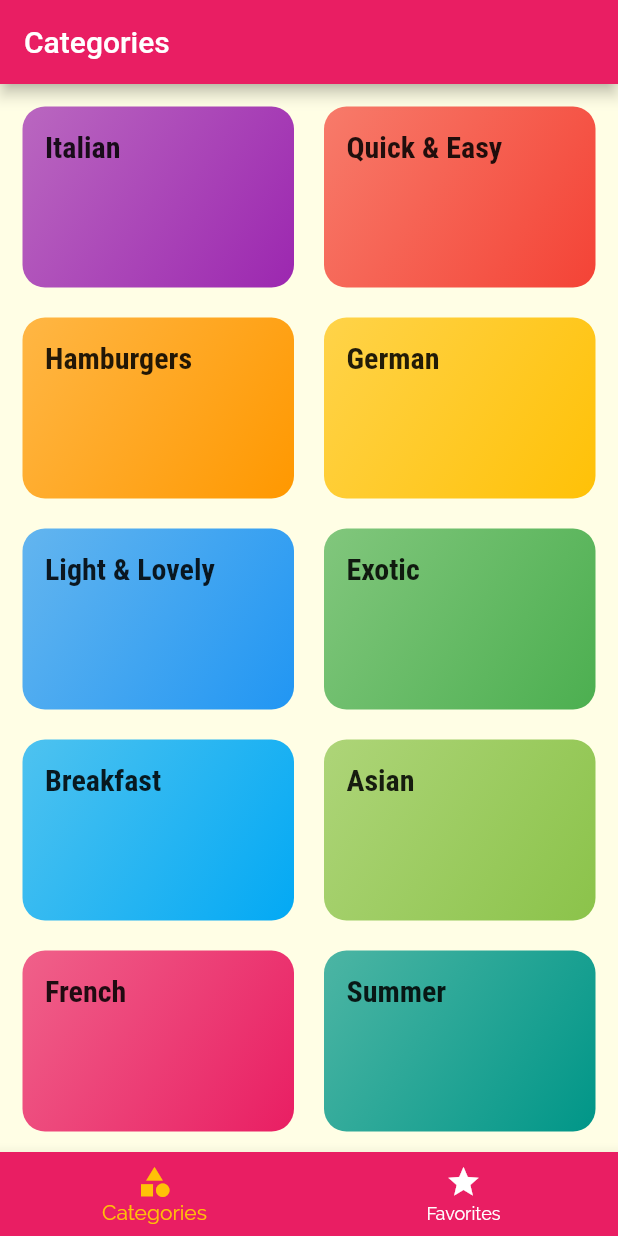
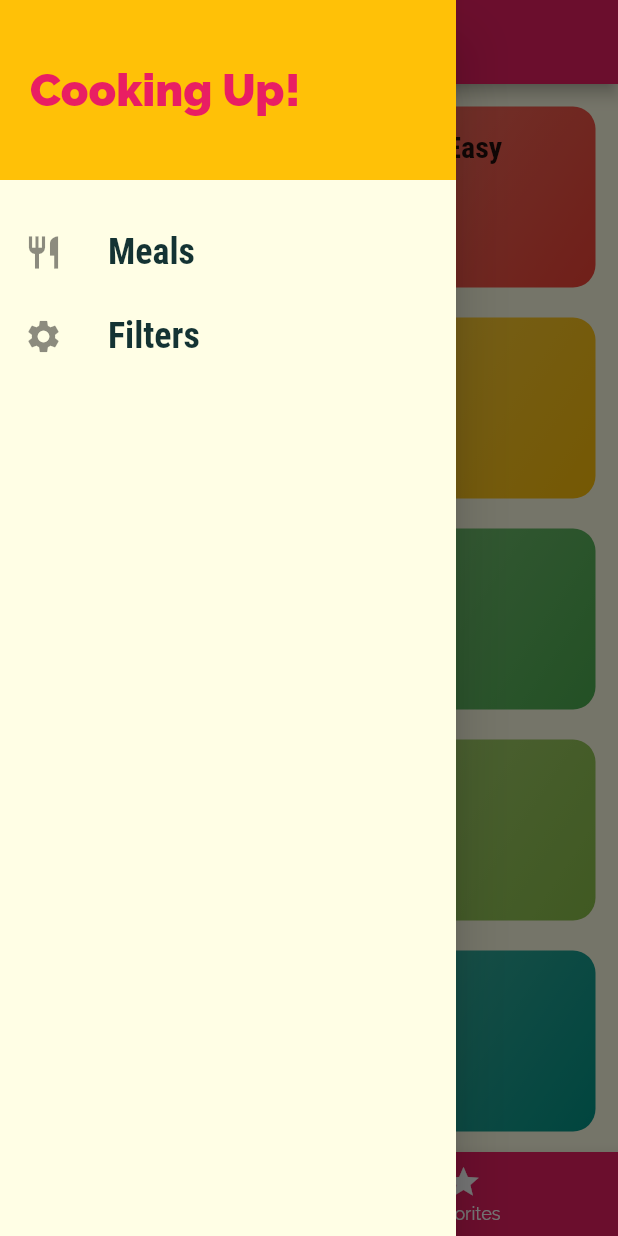
Before and after one commit to Isazaki/udemy-assessment-meals-app, a Flutter app: the screen it shows after launch, with the side drawer open (before the commit the screen has no drawer), on a phone screen of 412 x 824 dp. Run offline on Flutter 3.47's test engine with Material 2 defaults, Android fonts, the phone set to English and light mode, and no system bars.

Commit message:
chore(main_drawer):  created drawer widget with text labels, icons and builder functions
Signed-off-by: Kondwani <kondwanimsiska@gmail.com>

```diff
--- a/lib/screens/tabs_screen.dart
+++ b/lib/screens/tabs_screen.dart
@@ -1,7 +1,9 @@
 import 'package:flutter/material.dart';
+import 'package:meals/widgets/main_drawer.dart';
 
 import './favorites_screen.dart';
 import './categories_screen.dart';
+import '../widgets/main_drawer.dart';
 
 class TabsScreen extends StatefulWidget {
   @override
@@ -34,6 +36,7 @@ class _TabsScreenState extends State<TabsScreen> {
       appBar: AppBar(
         title: Text(_pages[_selectedPageIndex]['title'].toString()),
       ),
+      drawer: MainDrawer(),
       body: _pages[_selectedPageIndex]['page'] as Widget,
       bottomNavigationBar: BottomNavigationBar(
         onTap: _selectPage,
--- /dev/null
+++ b/lib/widgets/main_drawer.dart
@@ -0,0 +1,45 @@
+import 'package:flutter/material.dart';
+
+class MainDrawer extends StatelessWidget {
+  const MainDrawer({Key? key}) : super(key: key);
+
+  Widget buildListTile(String title, IconData icon) {
+    return ListTile(
+      leading: Icon(icon, size: 26),
+      title: Text(title,
+          style: const TextStyle(
+              fontFamily: 'RobotoCondensed',
+              fontSize: 24,
+              fontWeight: FontWeight.bold)),
+      onTap: () {},
+    );
+  }
+
+  @override
+  Widget build(BuildContext context) {
+    return Drawer(
+        child: Column(
+      children: <Widget>[
+        Container(
+          height: 120,
+          width: double.infinity,
+          padding: const EdgeInsets.all(20),
+          alignment: Alignment.centerLeft,
+          color: Theme.of(context).colorScheme.secondary,
+          child: Text(
+            'Cooking Up!',
+            style: TextStyle(
+                fontWeight: FontWeight.w900,
+                fontSize: 30,
+                color: Theme.of(context).colorScheme.primary),
+          ),
+        ),
+        const SizedBox(
+          height: 20,
+        ),
+        buildListTile('Meals', Icons.restaurant),
+        buildListTile('Filters', Icons.settings)
+      ],
+    ));
+  }
+}
```
